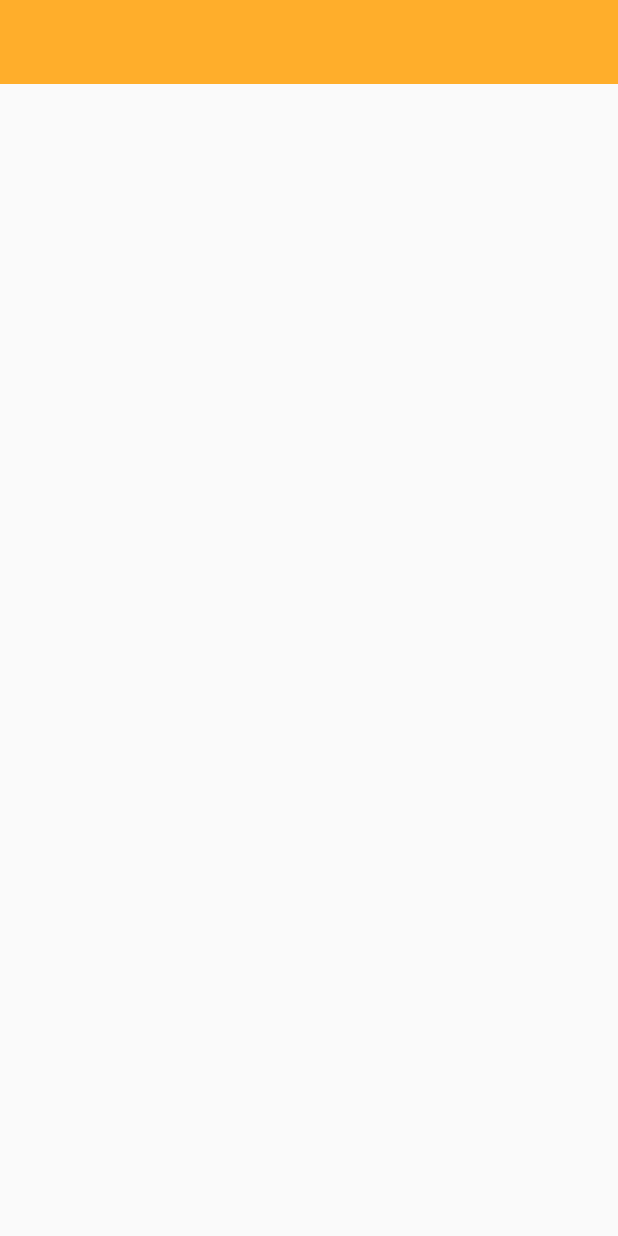
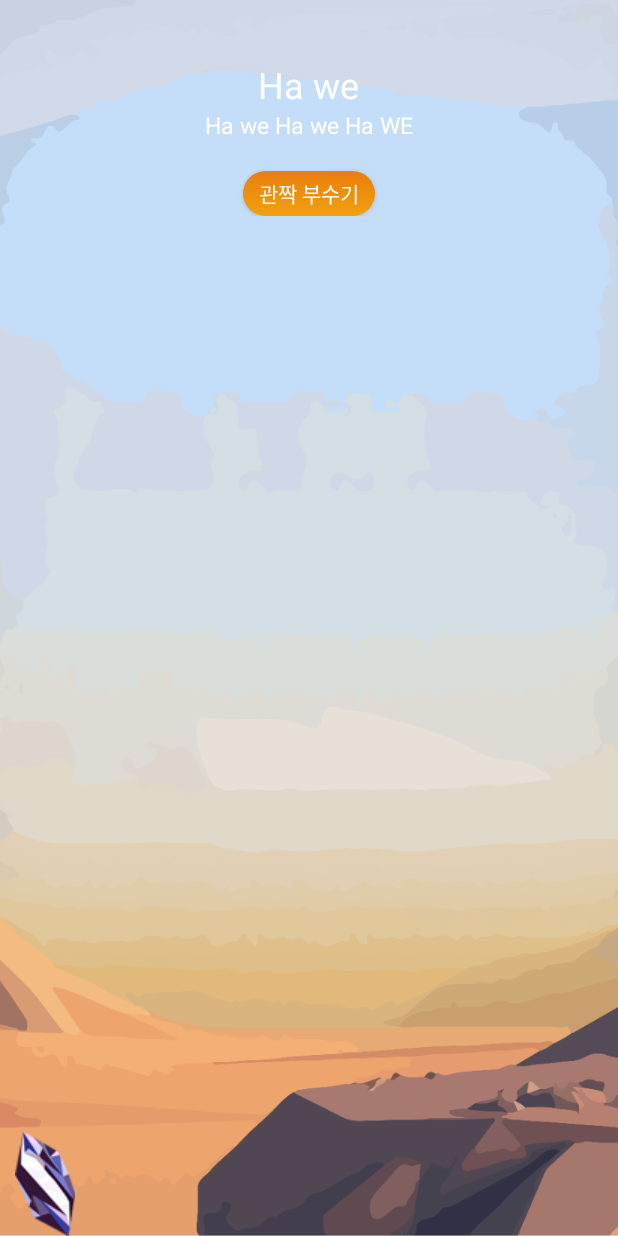
Before and after one commit to The4thIdeaHackathon/MINMAMOM, an Android app: the layout activity_main.xml on its own in the app's theme, with its tools: preview values and no code run, on a phone screen of 412 x 824 dp. Run offline under Robolectric (Android 15) with nearby library versions, the light colour scheme and no system bars; Roboto replaces fonts that are not available here.

Commit message:
add commit

```diff
--- a/still_alive/app/build.gradle
+++ b/still_alive/app/build.gradle
@@ -26,6 +26,8 @@ dependencies {
     implementation fileTree(dir: 'libs', include: ['*.jar'])
     implementation "org.jetbrains.kotlin:kotlin-stdlib-jre7:$kotlin_version"
     implementation 'com.android.support:appcompat-v7:27.1.1'
+    implementation 'com.android.support:design:27.1.1'
+    implementation 'com.github.bumptech.glide:glide:3.7.0'
     implementation 'com.android.support.constraint:constraint-layout:1.1.0'
     implementation 'com.github.katoro:typekit:1.0.1'
     implementation 'com.google.firebase:firebase-firestore:11.8.0'
--- a/still_alive/app/src/main/java/kr/ac/jbnu/se/minmamom/still_alive/handler/BackPressCloseHandler.kt
+++ b/still_alive/app/src/main/java/kr/ac/jbnu/se/minmamom/still_alive/handler/BackPressCloseHandler.kt
@@ -24,10 +24,10 @@ class BackPressCloseHandler {
         }
 
         if (flag == 1 && System.currentTimeMillis() <= backKeyPressedTime + 2000) {
-            this.flag += 1
+            this.flag = 0
             activity?.finish()
             toast?.cancel()
-            return flag
+            return 2
         }
         return flag;
     }
--- a/still_alive/app/src/main/res/layout/activity_main.xml
+++ b/still_alive/app/src/main/res/layout/activity_main.xml
@@ -1,9 +1,78 @@
 <?xml version="1.0" encoding="utf-8"?>
-<android.support.constraint.ConstraintLayout xmlns:android="http://schemas.android.com/apk/res/android"
+<RelativeLayout
+    xmlns:android="http://schemas.android.com/apk/res/android"
     xmlns:app="http://schemas.android.com/apk/res-auto"
     xmlns:tools="http://schemas.android.com/tools"
     android:layout_width="match_parent"
     android:layout_height="match_parent"
     tools:context=".activity.MainActivity">
-    <include layout="@layout/toolbar" />
-</android.support.constraint.ConstraintLayout>
+
+    <ImageView
+        android:id="@+id/mainBack"
+        android:layout_width="match_parent"
+        android:layout_height="wrap_content"
+        android:scaleType="centerCrop"
+        android:src="@drawable/time_background"/>
+
+    <LinearLayout
+        android:layout_width="wrap_content"
+        android:layout_height="wrap_content"
+        android:layout_alignParentTop="true"
+        android:layout_centerHorizontal="true"
+        android:layout_marginTop="40dp"
+        android:gravity="center"
+        android:orientation="vertical">
+
+        <TextView
+            android:id="@+id/quest_title"
+            android:layout_width="wrap_content"
+            android:layout_height="wrap_content"
+            android:layout_gravity="center"
+            android:text="Ha we"
+            android:textColor="@color/white"
+            android:textSize="24sp" />
+        <TextView
+            android:id="@+id/quest_description"
+            android:layout_width="wrap_content"
+            android:layout_height="wrap_content"
+            android:layout_gravity="center"
+            android:paddingBottom="20dp"
+            android:text="Ha we Ha we Ha WE"
+            android:textColor="@color/white"
+            android:textSize="15sp" />
+        <Button
+            android:id="@+id/btn_mission"
+            android:layout_width="wrap_content"
+            android:layout_height="30dp"
+            android:layout_gravity="center"
+            android:background="@drawable/btn_gradient_circle_orange"
+            android:paddingLeft="10dp"
+            android:paddingRight="10dp"
+            android:text="관짝 부수기"
+            android:textColor="@color/white"
+            android:textStyle="normal"
+            android:onClick="onClickedCapsule"/>
+    </LinearLayout>
+
+
+    <RelativeLayout
+        android:layout_width="match_parent"
+        android:layout_height="wrap_content"
+        android:layout_alignParentStart="true"
+        android:layout_alignParentTop="true"
+        android:layout_gravity="bottom"
+        android:orientation="horizontal">
+
+        <ImageButton
+            android:layout_width="wrap_content"
+            android:layout_height="wrap_content"
+            android:layout_alignParentBottom="true"
+            android:layout_alignParentLeft="true"
+            android:layout_margin="10dp"
+            android:background="@android:color/transparent"
+            android:onClick="onClickedCapsule"
+            android:src="@drawable/capsule" />
+
+
+    </RelativeLayout>
+</RelativeLayout>
```
Also changed, not shown: still_alive/app/src/main/AndroidManifest.xml (+5 -2 lines), still_alive/app/src/main/java/kr/ac/jbnu/se/minmamom/still_alive/activity/MainActivity.kt (+25 -1 lines), still_alive/app/src/main/java/kr/ac/jbnu/se/minmamom/still_alive/activity/SplashTimeCapsuleActivity.kt (added, +25 -0 lines), still_alive/app/src/main/java/kr/ac/jbnu/se/minmamom/still_alive/activity/TimeCapsuleActivity.kt (added, +13 -0 lines), still_alive/app/src/main/java/kr/ac/jbnu/se/minmamom/still_alive/dialog/MissionDialog.kt (added, +33 -0 lines), still_alive/app/src/main/res/anim/translate.xml (added, +7 -0 lines), still_alive/app/src/main/res/layout/activity_mission.xml (added, +9 -0 lines), still_alive/app/src/main/res/layout/activity_time_capsule_main.xml (added, +9 -0 lines), still_alive/app/src/main/res/layout/activity_time_capsule_splash.xml (added, +15 -0 lines), still_alive/app/src/main/res/layout/dialog_mission.xml (added, +39 -0 lines), still_alive/app/src/main/res/drawable-v24/grave.png (added), still_alive/app/src/main/res/drawable-xxxhdpi/time_background.png (added), still_alive/app/src/main/res/drawable/capsule.png (added), still_alive/app/src/main/res/drawable/quest.png (added), 1 more files, 1 other file.
